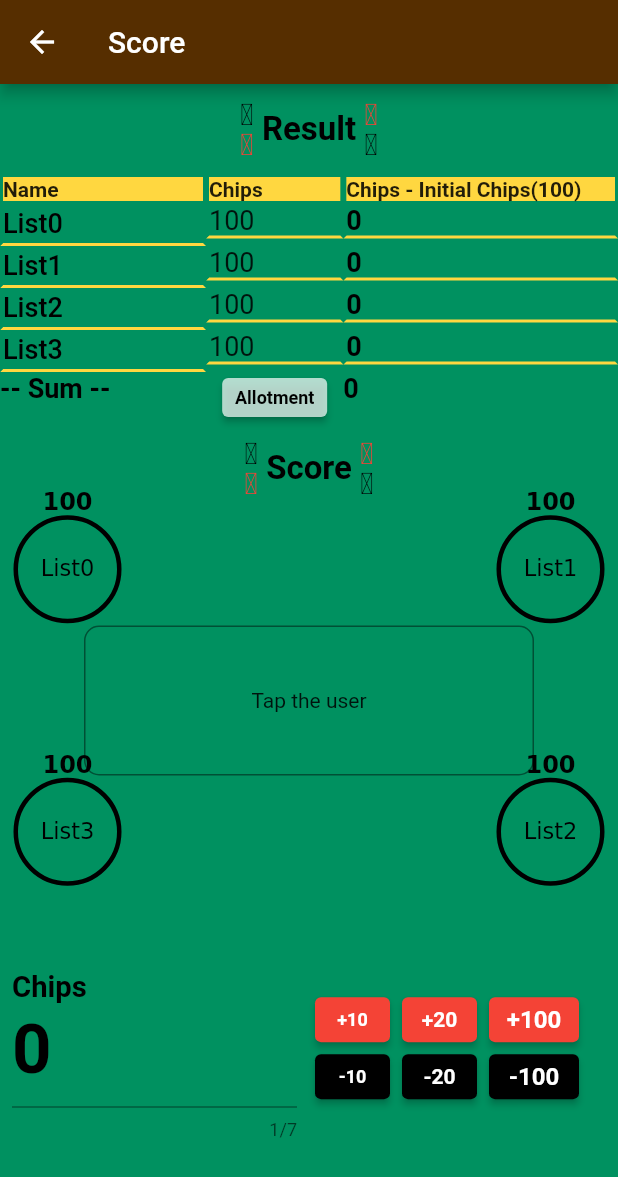
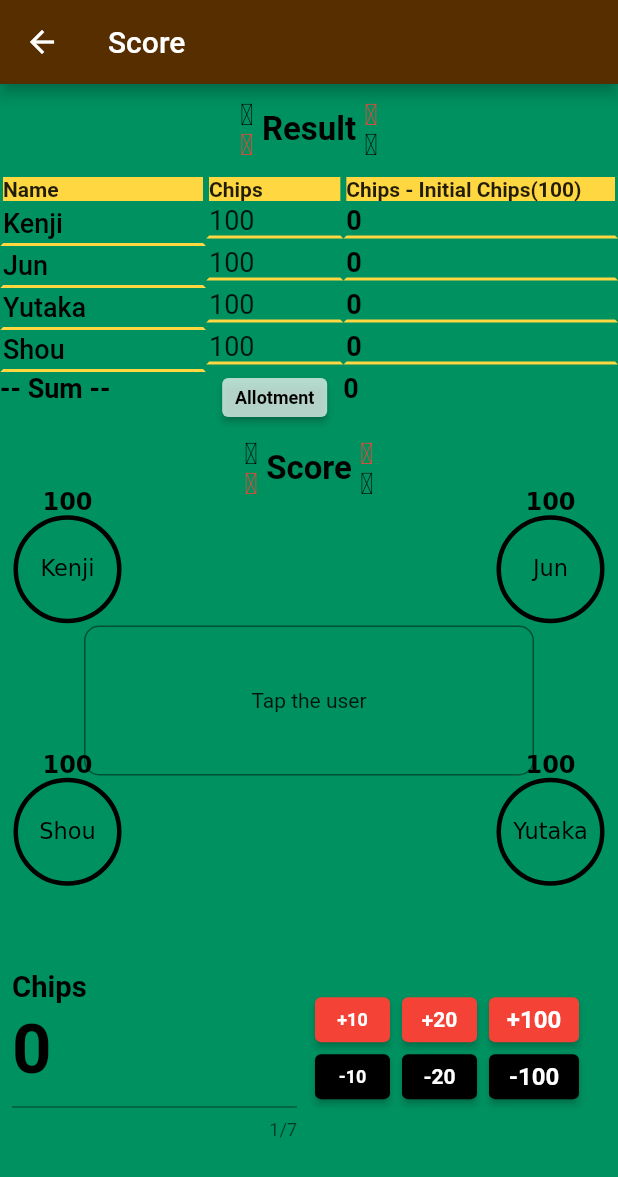
Before and after one commit to nearkillit/poker_score, a Flutter app: the screen it shows after launch, after a tap on "Start", on a phone screen of 412 x 824 dp. Shown: the top 1177 px of the screen. Run offline on Flutter 3.47's test engine with Material 2 defaults, Android fonts, the phone set to English and light mode, and no system bars; Roboto replaces fonts that are missing (KaiseiTokumin).

```diff
--- a/lib/main.dart
+++ b/lib/main.dart
@@ -35,6 +35,8 @@ class MyApp extends StatelessWidget {
           ),
         ],
         child: MaterialApp(
+          debugShowCheckedModeBanner: false,
+          // ← ここです
           title: 'Poker',
           localizationsDelegates: const [
             S.delegate,
--- a/lib/provider/userProvider.dart
+++ b/lib/provider/userProvider.dart
@@ -75,7 +75,7 @@ final clearPokerUserChipData = PokerUserChipData(
 
 final List<PokerUserChipData> initPokerUserChipDataList = [
   PokerUserChipData(
-    name: 'List0',
+    name: 'Kenji',
     chip: 100,
     position: PokerUserDataPosition.values.byName('gen'),
     action: PokerUserDataAction.values.byName('none'),
@@ -85,7 +85,7 @@ final List<PokerUserChipData> initPokerUserChipDataList = [
     r3: 0,
   ),
   PokerUserChipData(
-    name: 'List1',
+    name: 'Jun',
     chip: 100,
     position: PokerUserDataPosition.values.byName('gen'),
     action: PokerUserDataAction.values.byName('none'),
@@ -95,7 +95,7 @@ final List<PokerUserChipData> initPokerUserChipDataList = [
     r3: 0,
   ),
   PokerUserChipData(
-    name: 'List2',
+    name: 'Yutaka',
     chip: 100,
     position: PokerUserDataPosition.values.byName('gen'),
     action: PokerUserDataAction.values.byName('none'),
@@ -105,7 +105,7 @@ final List<PokerUserChipData> initPokerUserChipDataList = [
     r3: 0,
   ),
   PokerUserChipData(
-    name: 'List3',
+    name: 'Shou',
     chip: 100,
     position: PokerUserDataPosition.values.byName('gen'),
     action: PokerUserDataAction.values.byName('none'),
```
Also changed, not shown: 7 other files.
